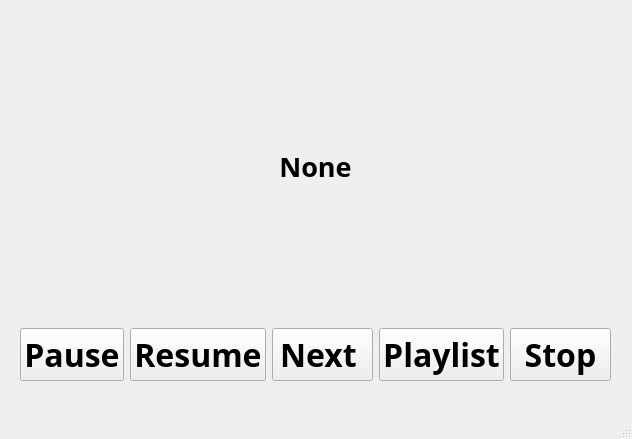
The window that gui/music_window.ui (Hadryan/facial_expression) describes before a commit, drawn with Qt 5.
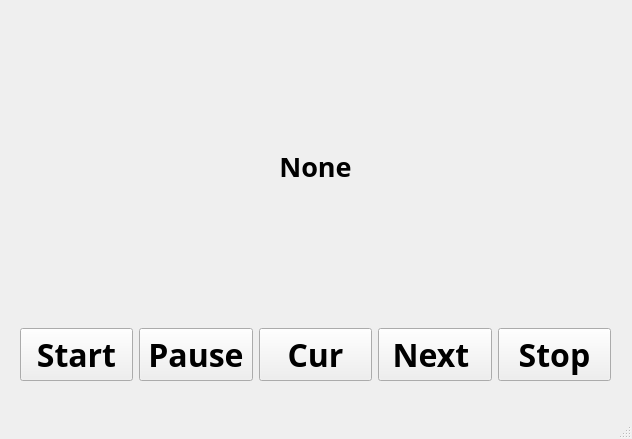
The same window after the commit.

Commit message:
update music_window
update music_window

```diff
--- a/gui/music_window.ui
+++ b/gui/music_window.ui
@@ -44,6 +44,21 @@
      </item>
      <item>
       <layout class="QHBoxLayout" name="horizontalLayout">
+       <item>
+        <widget class="QPushButton" name="start_button">
+         <property name="font">
+          <font>
+           <family>Adobe Arabic</family>
+           <pointsize>24</pointsize>
+           <weight>75</weight>
+           <bold>true</bold>
+          </font>
+         </property>
+         <property name="text">
+          <string>Start</string>
+         </property>
+        </widget>
+       </item>
        <item>
         <widget class="QPushButton" name="pause_button">
          <property name="font">
@@ -60,7 +75,7 @@
         </widget>
        </item>
        <item>
-        <widget class="QPushButton" name="resume_button">
+        <widget class="QPushButton" name="playlist_button">
          <property name="font">
           <font>
            <family>Adobe Arabic</family>
@@ -70,7 +85,7 @@
           </font>
          </property>
          <property name="text">
-          <string>Resume</string>
+          <string>Cur</string>
          </property>
         </widget>
        </item>
@@ -89,21 +104,6 @@
          </property>
         </widget>
        </item>
-       <item>
-        <widget class="QPushButton" name="playlist_button">
-         <property name="font">
-          <font>
-           <family>Adobe Arabic</family>
-           <pointsize>24</pointsize>
-           <weight>75</weight>
-           <bold>true</bold>
-          </font>
-         </property>
-         <property name="text">
-          <string>Playlist</string>
-         </property>
-        </widget>
-       </item>
        <item>
         <widget class="QPushButton" name="stop_button">
          <property name="font">
```
The commit also changes 1 other file.
